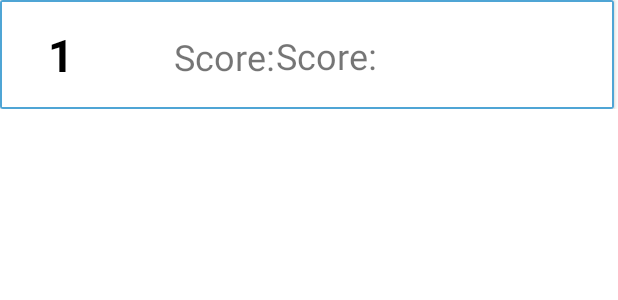
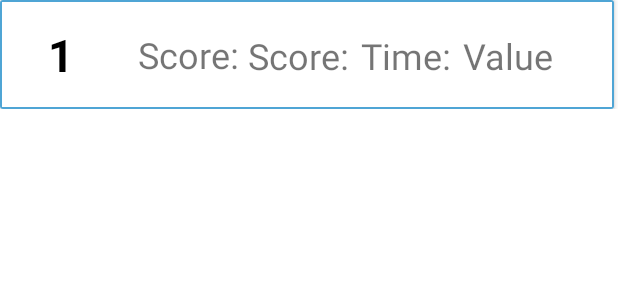
Before and after one commit to bence0614/brumbrum, an Android app: the layout my_row.xml on its own in the app's theme, with its tools: preview values and no code run, on a phone screen of 412 x 824 dp. Shown: the top 300 px of the screen. Run offline under Robolectric (Android 15) with nearby library versions, the phone set to English and light mode, and no system bars.

Commit message:
Databas Bugfixes

```diff
--- a/app/src/main/java/com/example/brumbrum/DatabaseMain.java
+++ b/app/src/main/java/com/example/brumbrum/DatabaseMain.java
@@ -18,7 +18,7 @@ public class DatabaseMain extends AppCompatActivity {
     RecyclerView recyclerView;
 
     DatabaseHelper myDB;
-    ArrayList<String> score_id, score_value;
+    ArrayList<String> score_id, score_value, time_value;
     CustomAdapter customAdapter;
 
     @Override
@@ -31,10 +31,11 @@ public class DatabaseMain extends AppCompatActivity {
         myDB = new DatabaseHelper(DatabaseMain.this);
         score_id = new ArrayList<>();
         score_value = new ArrayList<>();
+        time_value = new ArrayList<>();
 
         storeDataInArrays();
 
-        customAdapter = new CustomAdapter(DatabaseMain.this, score_id, score_value);
+        customAdapter = new CustomAdapter(DatabaseMain.this, score_id, score_value, time_value);
         recyclerView.setAdapter(customAdapter);
         recyclerView.setLayoutManager(new LinearLayoutManager(DatabaseMain.this));
     }
@@ -46,6 +47,7 @@ public class DatabaseMain extends AppCompatActivity {
             while (cursor.moveToNext()) {
                 score_id.add(cursor.getString(0));
                 score_value.add(cursor.getString(1));
+                time_value.add(cursor.getString(2));
             }
         }
     }
--- a/app/src/main/java/com/example/brumbrum/RestartActivity.java
+++ b/app/src/main/java/com/example/brumbrum/RestartActivity.java
@@ -23,7 +23,7 @@ public class RestartActivity extends AppCompatActivity {
         TextView score_value;
         score_value = (TextView)findViewById(R.id.score_value);
         score_value.setText(Integer.toString(game.getFinalScore()));
-        Button button = (Button) findViewById(R.id.textButton);
+        Button button = (Button) findViewById(R.id.satartButton);
         button.setOnClickListener(new View.OnClickListener() {
             public void onClick(View v) {
                 setContentView(game);
--- a/app/src/main/java/com/example/brumbrum/gamepanel/GameOver.java
+++ b/app/src/main/java/com/example/brumbrum/gamepanel/GameOver.java
@@ -7,6 +7,7 @@ import android.graphics.Paint;
 
 import androidx.core.content.ContextCompat;
 
+import com.example.brumbrum.MainActivity;
 import com.example.brumbrum.R;
 import com.example.brumbrum.RestartActivity;
 
--- a/app/src/main/res/layout/activity_restart.xml
+++ b/app/src/main/res/layout/activity_restart.xml
@@ -29,7 +29,7 @@
         app:layout_constraintEnd_toEndOf="@+id/imageView" />
 
     <Button
-        android:id="@+id/textButton"
+        android:id="@+id/satartButton"
         style="@style/Widget.MaterialComponents.Button.TextButton"
         android:layout_width="wrap_content"
         android:layout_height="wrap_content"
--- a/app/src/main/res/layout/my_row.xml
+++ b/app/src/main/res/layout/my_row.xml
@@ -42,12 +42,11 @@
                 android:layout_width="wrap_content"
                 android:layout_height="wrap_content"
                 android:layout_marginTop="4dp"
-                android:layout_marginEnd="140dp"
                 android:layout_marginBottom="4dp"
                 android:text="Score: "
                 android:textSize="24sp"
                 app:layout_constraintBottom_toBottomOf="parent"
-                app:layout_constraintEnd_toEndOf="parent"
+                app:layout_constraintStart_toEndOf="@+id/score"
                 app:layout_constraintTop_toTopOf="parent"
                 app:layout_constraintVertical_bias="0.609" />
 
@@ -55,17 +54,47 @@
                 android:id="@+id/score"
                 android:layout_width="wrap_content"
                 android:layout_height="wrap_content"
-                android:layout_marginStart="120dp"
+                android:layout_marginStart="80dp"
                 android:layout_marginTop="4dp"
                 android:layout_marginBottom="4dp"
                 android:text="Score: "
                 android:textSize="24sp"
                 app:layout_constraintBottom_toBottomOf="parent"
                 app:layout_constraintEnd_toStartOf="@+id/score_value_text"
-                app:layout_constraintHorizontal_bias="0.768"
+                app:layout_constraintHorizontal_bias="0.0"
                 app:layout_constraintStart_toStartOf="parent"
                 app:layout_constraintTop_toTopOf="parent"
-                app:layout_constraintVertical_bias="0.682" />
+                app:layout_constraintVertical_bias="0.515" />
+
+            <TextView
+                android:id="@+id/time_value_text"
+                android:layout_width="wrap_content"
+                android:layout_height="wrap_content"
+                android:layout_marginTop="4dp"
+                android:layout_marginEnd="20dp"
+                android:layout_marginBottom="4dp"
+                android:text="Value "
+                android:textSize="24sp"
+                app:layout_constraintBottom_toBottomOf="parent"
+                app:layout_constraintEnd_toEndOf="parent"
+                app:layout_constraintStart_toEndOf="@+id/time_text"
+                app:layout_constraintTop_toTopOf="parent"
+                app:layout_constraintVertical_bias="0.609" />
+
+            <TextView
+                android:id="@+id/time_text"
+                android:layout_width="wrap_content"
+                android:layout_height="wrap_content"
+                android:layout_marginTop="4dp"
+                android:layout_marginBottom="4dp"
+                android:text="Time: "
+                android:textSize="24sp"
+                app:layout_constraintBottom_toBottomOf="parent"
+                app:layout_constraintEnd_toStartOf="@+id/time_value_text"
+                app:layout_constraintStart_toEndOf="@+id/score_value_text"
+                app:layout_constraintTop_toTopOf="parent"
+                app:layout_constraintVertical_bias="0.609" />
+
 
         </androidx.constraintlayout.widget.ConstraintLayout>
 
```
Also changed, not shown: app/src/main/java/com/example/brumbrum/Game.java (+14 -1 lines), app/src/main/java/com/example/brumbrum/GameInformations.java (added, +28 -0 lines), app/src/main/java/com/example/brumbrum/MainActivity.java (+19 -4 lines), app/src/main/java/com/example/brumbrum/database/CustomAdapter.java (+6 -3 lines), app/src/main/java/com/example/brumbrum/database/DatabaseHelper.java (+24 -6 lines), app/src/main/res/layout/activity_main.xml (+7 -6 lines).
